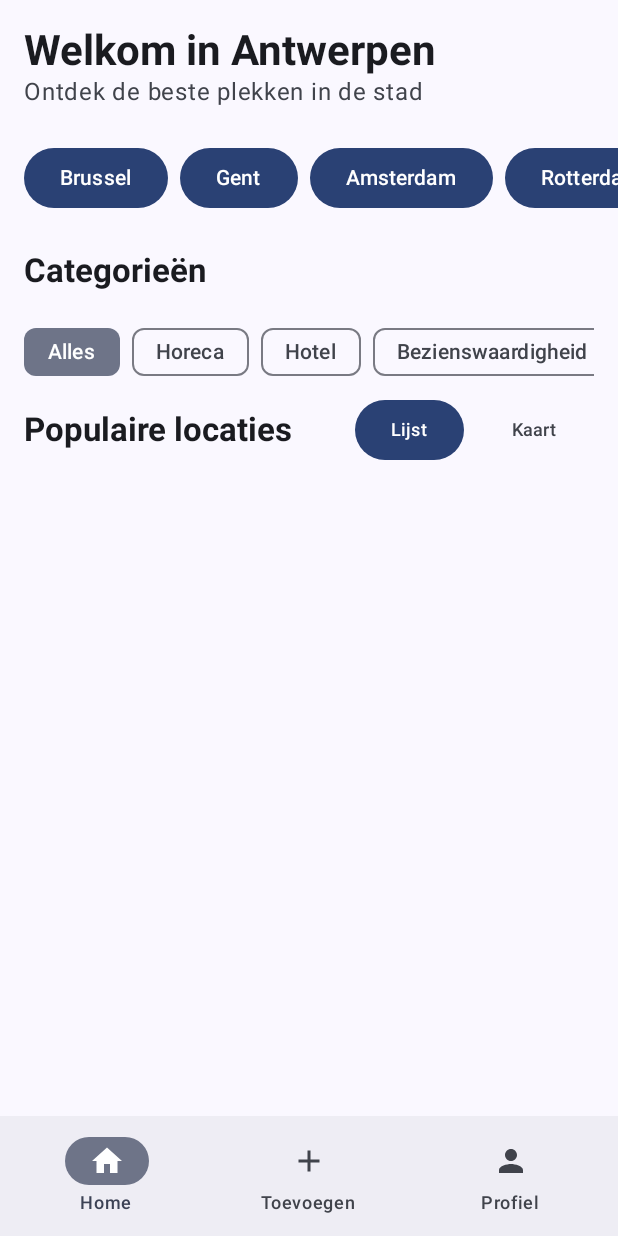
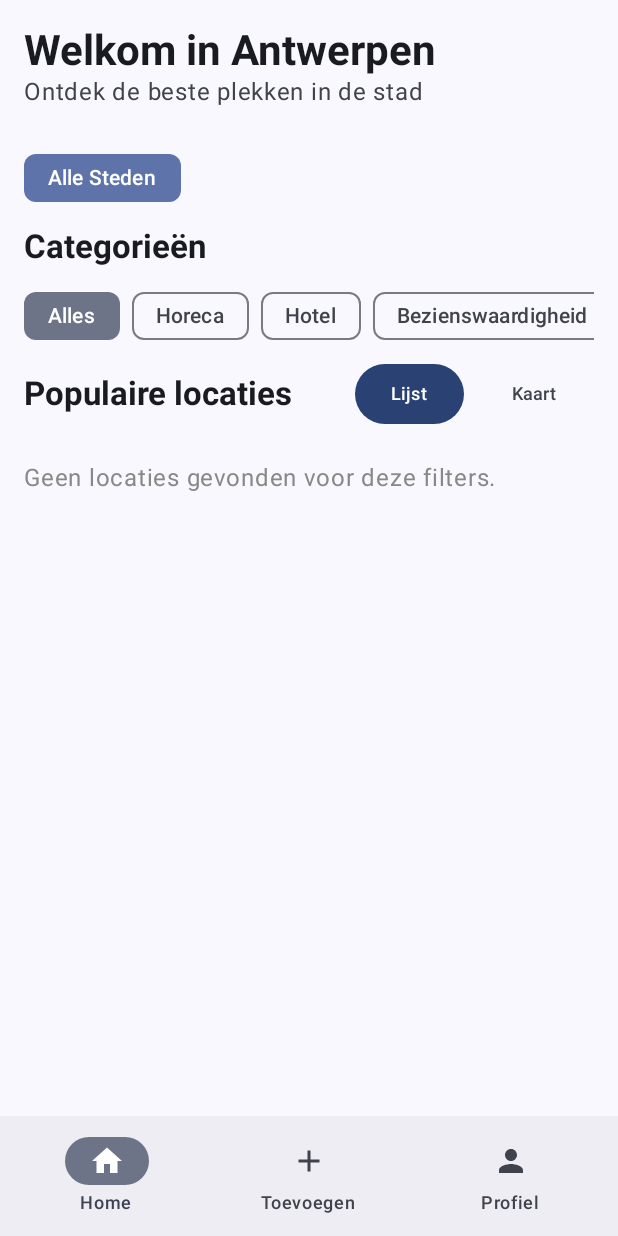
Before and after one commit to MilanMareels/mobile-dev, an Android app built with Jetpack Compose: the HomeScreen screen opened through its navigation route, on a phone screen of 412 x 824 dp. Run offline under Robolectric (Android 15) with nearby library versions, the phone set to English and light mode, and no system bars; our stand-ins replace Firebase (no records; nobody signed in at launch, a user with empty details on screens opened directly); libraries missing offline, so code that uses them is left out: org.osmdroid.config; 1 statement that could not run was skipped.

Commit message:
Fixed filter

```diff
--- a/app/src/main/java/edu/ap/opdracht/data/repository/LocationRepository.kt
+++ b/app/src/main/java/edu/ap/opdracht/data/repository/LocationRepository.kt
@@ -84,20 +84,27 @@ class LocationRepository {
         }
     }
 
-    fun getAllLocations(category: String?): Flow<List<Location>> {
+    fun getCities(): Flow<List<City>> {
+        return db.collection("cities")
+            .orderBy("name", Query.Direction.ASCENDING)
+            .snapshots()
+            .map { snapshot ->
+                snapshot.toObjects(City::class.java)
+            }
+    }
+    fun getAllLocations(category: String?, cityId: String?): Flow<List<Location>> {
         var query: Query = db.collection("locations")
-            .orderBy("category")
-            .orderBy("name", Query.Direction.ASCENDING)
 
         if (category != null && category != "Alles") {
             query = query.whereEqualTo("category", category)
         }
 
+        if (cityId != null && cityId != "Alles") {
+            query = query.whereEqualTo("cityId", cityId)
+        }
+
         return query.snapshots()
             .map { snapshot ->
-                if (snapshot.metadata.hasPendingWrites()) {
-                    return@map emptyList<Location>()
-                }
                 snapshot.toObjects(Location::class.java)
             }
     }
--- a/app/src/main/java/edu/ap/opdracht/ui/home/HomeScreen.kt
+++ b/app/src/main/java/edu/ap/opdracht/ui/home/HomeScreen.kt
@@ -5,55 +5,57 @@ import androidx.compose.foundation.layout.*
 import androidx.compose.foundation.lazy.LazyColumn
 import androidx.compose.foundation.lazy.LazyRow
 import androidx.compose.foundation.lazy.items
-import androidx.compose.foundation.shape.CircleShape
 import androidx.compose.foundation.shape.RoundedCornerShape
 import androidx.compose.material.icons.Icons
-import androidx.compose.material.icons.filled.Add
 import androidx.compose.material.icons.filled.Star
 import androidx.compose.material3.*
 import androidx.compose.runtime.Composable
+import androidx.compose.runtime.collectAsState
 import androidx.compose.runtime.getValue
 import androidx.compose.ui.Alignment
 import androidx.compose.ui.Modifier
 import androidx.compose.ui.graphics.Color
 import androidx.compose.ui.layout.ContentScale
 import androidx.compose.ui.text.font.FontWeight
-import androidx.compose.ui.text.style.TextOverflow
 import androidx.compose.ui.unit.dp
 import androidx.compose.ui.unit.sp
-import androidx.compose.ui.viewinterop.AndroidView
 import androidx.lifecycle.compose.collectAsStateWithLifecycle
 import androidx.lifecycle.viewmodel.compose.viewModel
 import coil.compose.AsyncImage
+import edu.ap.opdracht.data.model.City
 import edu.ap.opdracht.data.model.Location
 import edu.ap.opdracht.ui.map.HomeMapView
-import org.osmdroid.tileprovider.tilesource.TileSourceFactory
-import org.osmdroid.util.GeoPoint
-import org.osmdroid.views.MapView
-import org.osmdroid.views.overlay.Marker
-import java.util.ArrayList
 
-@OptIn(ExperimentalMaterial3Api::class)
 @Composable
 fun HomeScreen(
     homeViewModel: HomeViewModel = viewModel(),
     onLocationClick: (locationId: String) -> Unit,
     onAddLocationClick: () -> Unit = {}
 ) {
-    // Haal alle states op
+    // Haal alle states op van de HomeViewModel
     val locations by homeViewModel.locations.collectAsStateWithLifecycle()
     val selectedCategory by homeViewModel.selectedCategory.collectAsStateWithLifecycle()
+    val cities by homeViewModel.cities.collectAsStateWithLifecycle()
+    val selectedCityId by homeViewModel.selectedCityId.collectAsStateWithLifecycle()
     val isMapView by homeViewModel.isMapView.collectAsStateWithLifecycle()
 
-    Scaffold(
-    ) { paddingValues ->
+    Scaffold { paddingValues ->
         Column(
             modifier = Modifier
                 .fillMaxSize()
                 .padding(paddingValues)
         ) {
+            // Header en Filters (Vast bovenaan)
             Header()
-            CityChips()
+
+            CityChips(
+                cities = cities,
+                selectedCityId = selectedCityId,
+                onCitySelected = { cityId ->
+                    homeViewModel.selectCity(cityId)
+                }
+            )
+
             FilterChipRow(
                 selectedCategory = selectedCategory,
                 onCategorySelected = { category ->
@@ -66,6 +68,7 @@ fun HomeScreen(
                 onToggle = { showMap -> homeViewModel.toggleViewMode(showMap) }
             )
 
+            // Content (Kaart of Lijst)
             Box(modifier = Modifier.fillMaxSize()) {
                 if (isMapView) {
                     Column(
@@ -75,7 +78,7 @@ fun HomeScreen(
                         Card(
                             modifier = Modifier
                                 .fillMaxWidth()
-                                .height(450.dp)
+                                .weight(1f) // Laat de kaart de rest van de ruimte vullen
                                 .padding(16.dp),
                             shape = RoundedCornerShape(16.dp),
                             elevation = CardDefaults.cardElevation(defaultElevation = 6.dp)
@@ -90,7 +93,7 @@ fun HomeScreen(
                             text = "${locations.size} locaties gevonden",
                             style = MaterialTheme.typography.bodyMedium,
                             color = Color.Gray,
-                            modifier = Modifier.padding(top = 8.dp)
+                            modifier = Modifier.padding(bottom = 16.dp)
                         )
                     }
                 } else {
@@ -98,11 +101,21 @@ fun HomeScreen(
                         modifier = Modifier.fillMaxSize(),
                         contentPadding = PaddingValues(bottom = 80.dp)
                     ) {
+                        if (locations.isEmpty()) {
+                            item {
+                                Text(
+                                    "Geen locaties gevonden voor deze filters.",
+                                    modifier = Modifier.padding(16.dp),
+                                    color = Color.Gray
+                                )
+                            }
+                        }
+
                         items(locations) { location ->
                             LocationItem(
                                 location = location,
                                 onClick = {
-                                    if (!location.id.isNullOrBlank()) {
+                                    if (!location.id.isNullOrEmpty()) {
                                         onLocationClick(location.id)
                                     }
                                 }
@@ -136,16 +149,36 @@ fun Header() {
 }
 
 @Composable
-fun CityChips() {
-    val cities = listOf("Brussel", "Gent", "Amsterdam", "Rotterdam")
+fun CityChips(
+    cities: List<City>,
+    selectedCityId: String?,
+    onCitySelected: (String) -> Unit
+) {
     LazyRow(
         contentPadding = PaddingValues(horizontal = 16.dp, vertical = 8.dp),
         horizontalArrangement = Arrangement.spacedBy(8.dp)
     ) {
+        item {
+            val isSelected = selectedCityId == "Alles" || selectedCityId == null
+            FilterChip(
+                selected = isSelected,
+                onClick = { onCitySelected("Alles") },
+                label = { Text("Alle Steden") },
+                colors = FilterChipDefaults.filterChipColors(
+                    selectedContainerColor = MaterialTheme.colorScheme.primaryContainer,
+                    selectedLabelColor = MaterialTheme.colorScheme.onPrimaryContainer
+                )
+            )
+        }
+
         items(cities) { city ->
-            Button(onClick = { /* TODO: Filter op stad */ }) {
-                Text(city)
-            }
+            val isSelected = city.id == selectedCityId
+
+            FilterChip(
+                selected = isSelected,
+                onClick = { onCitySelected(city.id) },
+                label = { Text(city.name) }
+            )
         }
     }
 }
@@ -158,13 +191,13 @@ fun FilterChipRow(
 ) {
     val categories = listOf("Alles", "Horeca", "Hotel", "Bezienswaardigheid", "Overig")
 
-    Column(modifier = Modifier.padding(start = 16.dp, end = 16.dp, top = 16.dp)) {
+    Column(modifier = Modifier.padding(horizontal = 16.dp)) {
         Text(
             text = "Categorieën",
             style = MaterialTheme.typography.titleLarge,
             fontWeight = FontWeight.Bold
         )
-        Spacer(modifier = Modifier.height(16.dp))
+        Spacer(modifier = Modifier.height(8.dp))
         LazyRow(
             modifier = Modifier.fillMaxWidth(),
             horizontalArrangement = Arrangement.spacedBy(8.dp),
@@ -264,7 +297,7 @@ fun LocationItem(
                         )
                         Spacer(modifier = Modifier.width(4.dp))
                         Text(
-                            text = location.averageRating.toString(),
+                            text = String.format("%.1f", location.averageRating),
                             style = MaterialTheme.typography.bodyLarge,
                             fontWeight = FontWeight.SemiBold
                         )
--- a/app/src/main/java/edu/ap/opdracht/ui/home/HomeViewModel.kt
+++ b/app/src/main/java/edu/ap/opdracht/ui/home/HomeViewModel.kt
@@ -2,11 +2,14 @@ package edu.ap.opdracht.ui.home
 
 import androidx.lifecycle.ViewModel
 import androidx.lifecycle.viewModelScope
+import edu.ap.opdracht.data.model.City
 import edu.ap.opdracht.data.model.Location
 import edu.ap.opdracht.data.repository.LocationRepository
 import kotlinx.coroutines.flow.MutableStateFlow
+import kotlinx.coroutines.flow.SharingStarted
 import kotlinx.coroutines.flow.StateFlow
 import kotlinx.coroutines.flow.asStateFlow
+import kotlinx.coroutines.flow.combine
 import kotlinx.coroutines.flow.flatMapLatest
 import kotlinx.coroutines.flow.stateIn
 
@@ -14,25 +17,49 @@ class HomeViewModel(
     private val locationRepository: LocationRepository = LocationRepository()
 ) : ViewModel() {
 
+    // --- Filters ---
     private val _selectedCategory = MutableStateFlow("Alles")
     val selectedCategory: StateFlow<String> = _selectedCategory.asStateFlow()
 
+    private val _selectedCityId = MutableStateFlow<String?>("Alles")
+    val selectedCityId: StateFlow<String?> = _selectedCityId.asStateFlow()
+
+    // --- View Mode (Lijst of Kaart) ---
     private val _isMapView = MutableStateFlow(false)
     val isMapView: StateFlow<Boolean> = _isMapView.asStateFlow()
 
+    // --- Data: Steden (voor chips) ---
+    val cities: StateFlow<List<City>> = locationRepository.getCities().stateIn(
+        scope = viewModelScope,
+        started = SharingStarted.Lazily,
+        initialValue = emptyList()
+    )
+
+    // --- Data: Locaties (Gefilterd) ---
+    // Dit luistert naar BEIDE filters.
+    val locations: StateFlow<List<Location>> = combine(
+        _selectedCategory,
+        _selectedCityId
+    ) { category, cityId ->
+        Pair(category, cityId)
+    }.flatMapLatest { (category, cityId) ->
+        locationRepository.getAllLocations(category, cityId)
+    }.stateIn(
+        scope = viewModelScope,
+        started = SharingStarted.Lazily,
+        initialValue = emptyList()
+    )
+
+    // --- Actions ---
     fun selectCategory(category: String) {
         _selectedCategory.value = category
+    }
+
+    fun selectCity(cityId: String) {
+        _selectedCityId.value = cityId
     }
 
     fun toggleViewMode(showMap: Boolean) {
         _isMapView.value = showMap
     }
-
-    val locations: StateFlow<List<Location>> = _selectedCategory.flatMapLatest { category ->
-        locationRepository.getAllLocations(category)
-    }.stateIn(
-        scope = viewModelScope,
-        started = kotlinx.coroutines.flow.SharingStarted.WhileSubscribed(5000L),
-        initialValue = emptyList()
-    )
 }
```
Also changed, not shown: app/src/main/java/edu/ap/opdracht/ui/location/LocationViewModel.kt (+14 -29 lines).
